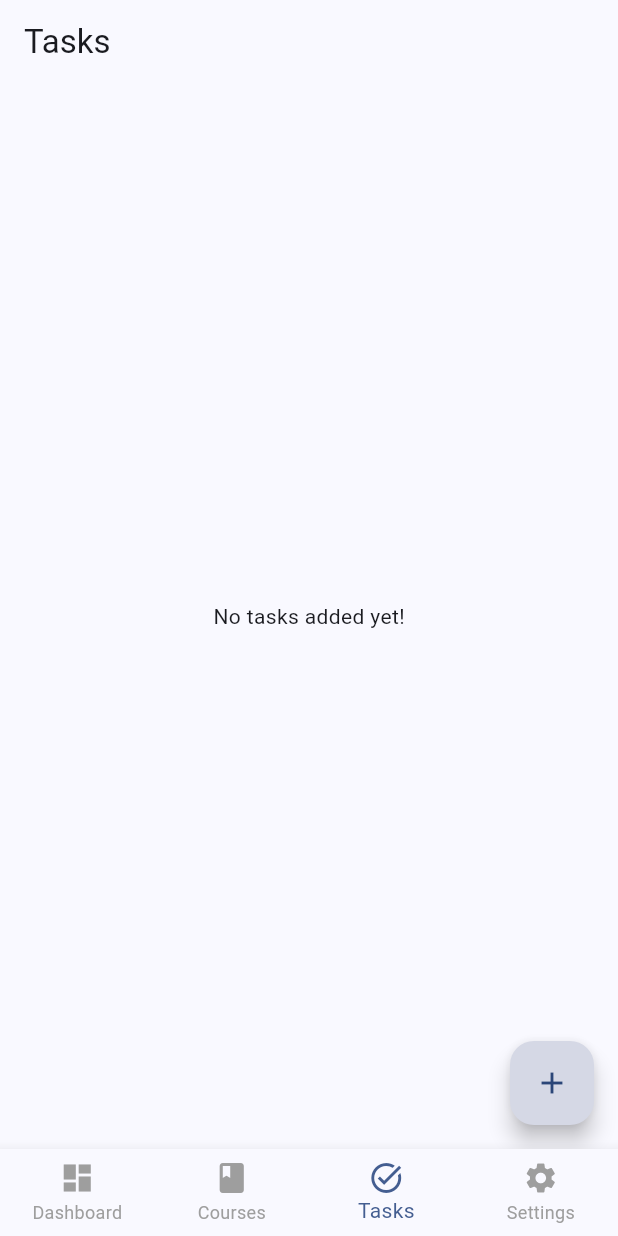
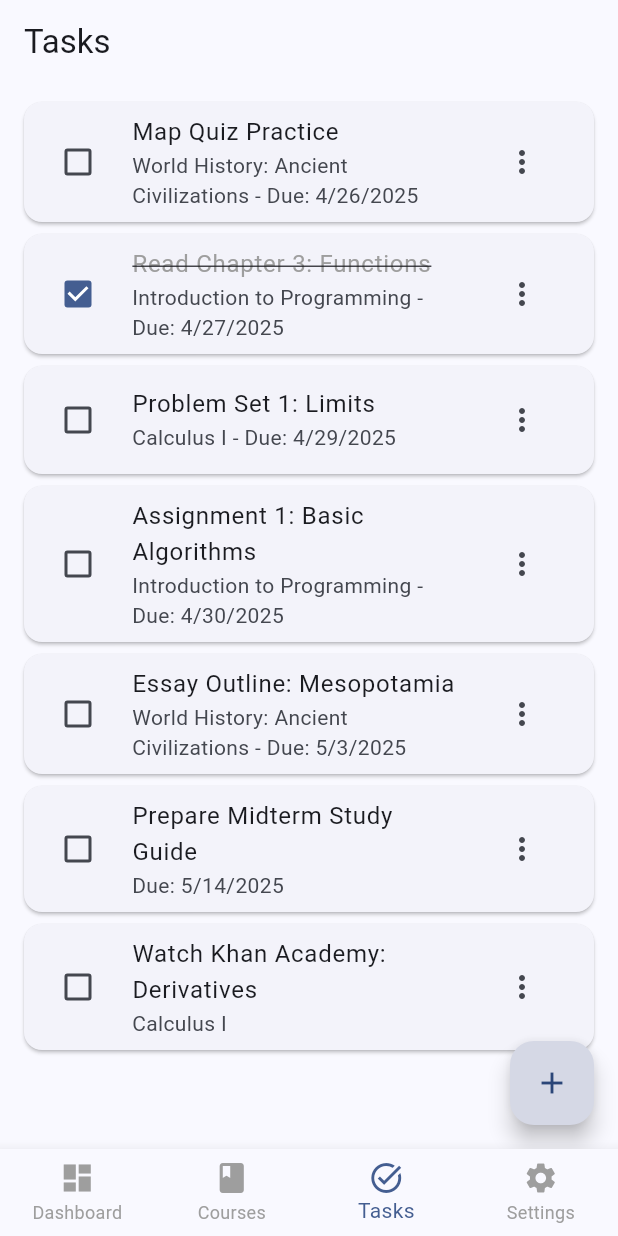
Before and after one commit to TafaraObed/happyapp, a Flutter app: the screen it shows after launch, item 3 of the bottom bar chosen, on a phone screen of 412 x 824 dp. Run offline on Flutter 3.47's test engine with Material 3 defaults, Android fonts, the phone set to English and light mode, and no system bars; drawn by our look-alikes of flutter_animate; our stand-ins replace shared_preferences, table_calendar.

```diff
--- a/lib/main.dart
+++ b/lib/main.dart
@@ -14,7 +14,94 @@ import 'models/schedule_entry.dart'; // Import ScheduleEntry model
 import 'models/task.dart'; // Import Task model
 import 'providers/theme_provider.dart'; // Import ThemeProvider
 import 'providers/settings_provider.dart'; // Import SettingsProvider
+import 'package:uuid/uuid.dart'; // Keep for non-sample data ID generation
 // Import SettingsScreen later
+
+// --- Sample Data Definition ---
+
+// Use simple hardcoded IDs for samples
+final String _sampleCourse1Id = 'sample_cs101';
+final String _sampleCourse2Id = 'sample_math202';
+final String _sampleCourse3Id = 'sample_hist150';
+
+final List<Course> _sampleCourses = [
+  Course(
+    id: _sampleCourse1Id,
+    name: 'Introduction to Programming',
+    professor: 'Dr. Grace Hopper',
+    room: 'Comp Sci Bldg 101',
+    schedule: [
+      ScheduleEntry(day: DayOfWeek.monday, time: const TimeOfDay(hour: 10, minute: 0)),
+      ScheduleEntry(day: DayOfWeek.wednesday, time: const TimeOfDay(hour: 10, minute: 0)),
+      ScheduleEntry(day: DayOfWeek.friday, time: const TimeOfDay(hour: 10, minute: 0)),
+    ],
+    color: Colors.teal.value,
+    notesLink: 'https://example.com/notes/cs101',
+  ),
+  Course(
+    id: _sampleCourse2Id,
+    name: 'Calculus I',
+    professor: 'Dr. Leonhard Euler',
+    room: 'Math Hall 305',
+    schedule: [
+      ScheduleEntry(day: DayOfWeek.tuesday, time: const TimeOfDay(hour: 13, minute: 0)),
+      ScheduleEntry(day: DayOfWeek.thursday, time: const TimeOfDay(hour: 13, minute: 0)),
+    ],
+    color: Colors.orange.value,
+    materialsLink: 'https://example.com/materials/math202',
+  ),
+    Course(
+    id: _sampleCourse3Id,
+    name: 'World History: Ancient Civilizations',
+    professor: 'Dr. Herodotus',
+    room: 'History Wing 210',
+    schedule: [
+      ScheduleEntry(day: DayOfWeek.monday, time: const TimeOfDay(hour: 14, minute: 30)),
+      ScheduleEntry(day: DayOfWeek.wednesday, time: const TimeOfDay(hour: 14, minute: 30)),
+    ],
+    color: Colors.purple.value,
+  ),
+];
+
+final List<Task> _sampleTasks = [
+  Task(
+    title: 'Assignment 1: Basic Algorithms',
+    courseId: _sampleCourse1Id,
+    dueDate: DateTime.now().add(const Duration(days: 7)),
+  ),
+  Task(
+    title: 'Read Chapter 3: Functions',
+    courseId: _sampleCourse1Id,
+    dueDate: DateTime.now().add(const Duration(days: 4)),
+    isComplete: true, // Example of a completed task
+  ),
+  Task(
+    title: 'Problem Set 1: Limits',
+    courseId: _sampleCourse2Id,
+    dueDate: DateTime.now().add(const Duration(days: 6)),
+  ),
+  Task(
+    title: 'Watch Khan Academy: Derivatives',
+    courseId: _sampleCourse2Id,
+    // No due date
+  ),
+   Task(
+    title: 'Essay Outline: Mesopotamia',
+    courseId: _sampleCourse3Id,
+     dueDate: DateTime.now().add(const Duration(days: 10)),
+  ),
+   Task(
+    title: 'Map Quiz Practice',
+    courseId: _sampleCourse3Id,
+     dueDate: DateTime.now().add(const Duration(days: 3)),
+  ),
+  Task(
+    title: 'Prepare Midterm Study Guide', // Not linked to a course
+     dueDate: DateTime.now().add(const Duration(days: 21)),
+  )
+];
+
+// --- End Sample Data Definition ---
 
 void main() {
   // Use MultiProvider to provide both ThemeProvider and SettingsProvider
@@ -180,31 +267,67 @@ class _MainScreenState extends State<MainScreen> {
 
   Future<void> _loadData() async {
     final prefs = await SharedPreferences.getInstance();
-    setState(() {
-      // Load Courses
+    bool dataLoadedFromPrefs = false;
+
+    // Try loading courses
     final coursesJsonString = prefs.getString(_coursesKey);
     if (coursesJsonString != null) {
+      try {
         final List<dynamic> coursesJson = jsonDecode(coursesJsonString);
         _courses = coursesJson.map((json) => Course.fromJson(json)).toList();
+        dataLoadedFromPrefs = true; // Mark if courses were loaded
+      } catch (e) {
+        print("Error decoding courses: $e");
+        // Consider clearing the invalid key: await prefs.remove(_coursesKey);
       }
-      // Load Tasks
+    }
+
+    // Try loading tasks
     final tasksJsonString = prefs.getString(_tasksKey);
     if (tasksJsonString != null) {
+       try {
         final List<dynamic> tasksJson = jsonDecode(tasksJsonString);
         _tasks = tasksJson.map((json) => Task.fromJson(json)).toList();
+         // We only consider prefs loaded if BOTH courses and tasks had *some* data,
+         // but primarily base the sample data load on courses being empty.
+       } catch (e) {
+         print("Error decoding tasks: $e");
+         // Consider clearing the invalid key: await prefs.remove(_tasksKey);
        }
-      _isLoading = false; // Data loaded
+    }
+
+    // If NO courses were loaded from prefs, assume first launch or cleared data
+    // and load sample data.
+    if (!dataLoadedFromPrefs && _courses.isEmpty) {
+      print("No existing course data found. Loading sample data...");
+      _courses = List.from(_sampleCourses); // Use copies
+      _tasks = List.from(_sampleTasks);
+      // Immediately save the sample data back to preferences
+      await _saveData();
+      print("Sample data loaded and saved.");
+    }
+
+    // Ensure widget is still mounted before calling setState
+     if (mounted) {
+      setState(() {
+        _isLoading = false; // Data loading finished
       });
+    }
   }
 
   Future<void> _saveData() async {
+     if (_isLoading) return; // Avoid saving during initial load if sample data is being added
      final prefs = await SharedPreferences.getInstance();
-    // Save Courses
+     try {
        final coursesJsonString = jsonEncode(_courses.map((c) => c.toJson()).toList());
        await prefs.setString(_coursesKey, coursesJsonString);
-    // Save Tasks
        final tasksJsonString = jsonEncode(_tasks.map((t) => t.toJson()).toList());
        await prefs.setString(_tasksKey, tasksJsonString);
+     } catch (e) {
+       print("Error saving data: $e");
+       // Maybe show a SnackBar to the user
+       _showSnackBar("Error saving data. Please try again.");
+     }
   }
 
   // --- Helper for showing SnackBar ---
```
Also changed, not shown: 4 other files. Lines whose indentation alone changed are shown as unchanged.
